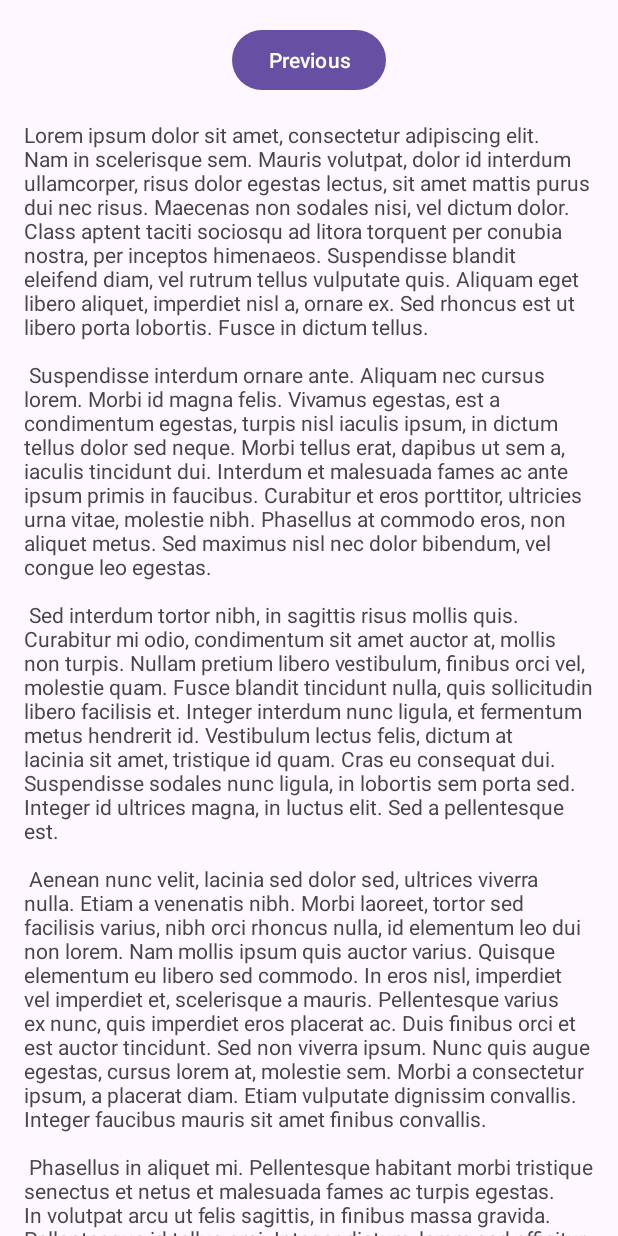
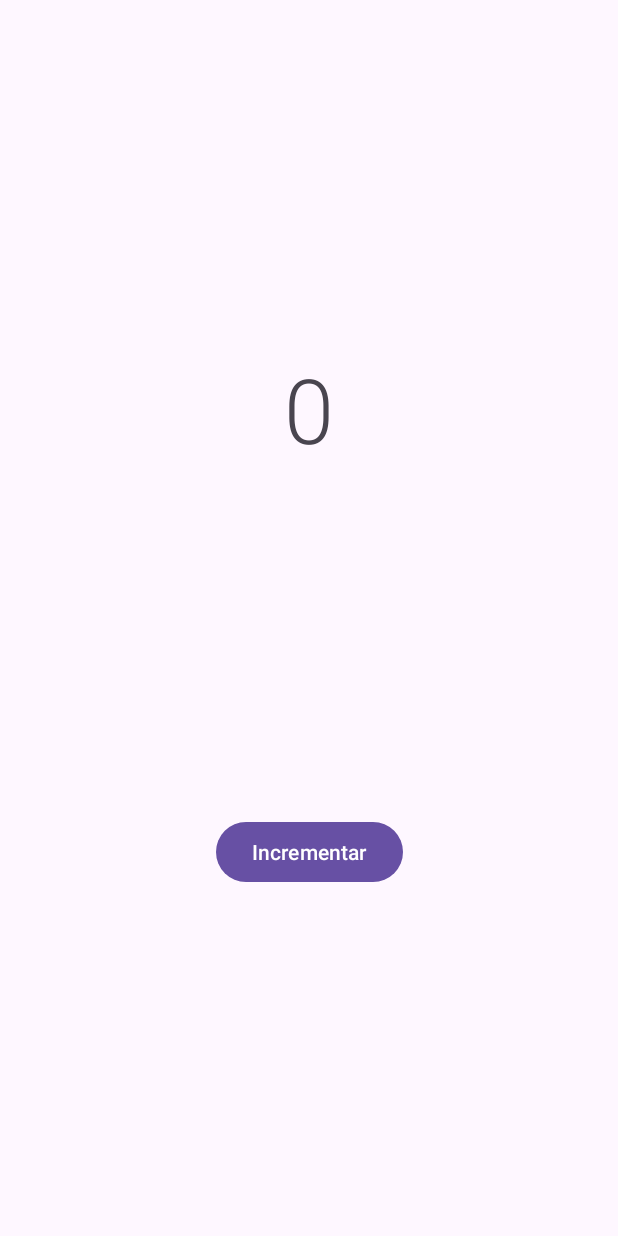
Before and after one commit to rib-bruno/Lifecycle-App, an Android app: the fragment SecondFragment shown on its own in the app's theme, on a phone screen of 412 x 824 dp. Run offline under Robolectric (Android 15) with nearby library versions, the phone set to English and light mode, and no system bars.

Commit message:
implementação live data

```diff
--- a/app/src/main/java/com/example/lifecycleapp/MainViewModel.kt
+++ b/app/src/main/java/com/example/lifecycleapp/MainViewModel.kt
@@ -1,13 +1,37 @@
 package com.example.lifecycleapp
 
+import android.util.Log
+import androidx.lifecycle.LiveData
+import androidx.lifecycle.MutableLiveData
 import androidx.lifecycle.ViewModel
 
 class MainViewModel : ViewModel() {
-   var counter = 0
-      //leitura pública, atribuição privada
-      private set
 
-   fun increment() {
-      counter++
-   }
+    //não precisa mais ser var pq ele não vai sofrer modificação da referência, e sim do value
+    private val _counter = NumberLiveData()
+
+    //tipar ela pra superclasse du mutable
+    val counter: LiveData<Int> = _counter
+    //leitura pública, atribuição privada
+
+
+    fun increment() {
+        //pode ser nulo
+        val number = _counter.value ?: 0
+        _counter.value = number + 1
+    }
 }
+
+//livedata customizado
+class NumberLiveData(initial: Int = 0) : MutableLiveData<Int>(initial) {
+    //inicializado o observe
+    override fun onActive() {
+        super.onActive()
+        Log.d("MainViewModel", "onActive")
+    }
+
+    override fun onInactive() {
+        super.onInactive()
+        Log.d("MainViewModel", "onInactive")
+    }
+}
--- a/app/src/main/java/com/example/lifecycleapp/SecondFragment.kt
+++ b/app/src/main/java/com/example/lifecycleapp/SecondFragment.kt
@@ -5,6 +5,7 @@ import androidx.fragment.app.Fragment
 import android.view.LayoutInflater
 import android.view.View
 import android.view.ViewGroup
+import androidx.fragment.app.viewModels
 import androidx.navigation.fragment.findNavController
 import com.example.lifecycleapp.databinding.FragmentSecondBinding
 
@@ -19,6 +20,9 @@ class SecondFragment : Fragment() {
     // onDestroyView.
     private val binding get() = _binding!!
 
+    private val viewModel by viewModels<MainViewModel> ()
+
+
     override fun onCreateView(
         inflater: LayoutInflater, container: ViewGroup?,
         savedInstanceState: Bundle?
@@ -32,8 +36,16 @@ class SecondFragment : Fragment() {
     override fun onViewCreated(view: View, savedInstanceState: Bundle?) {
         super.onViewCreated(view, savedInstanceState)
 
+        //observar mudanças de valores
+        viewModel.counter.observe(viewLifecycleOwner) {counter ->
+            binding.tvCounter.text = counter.toString()
+
+        }
+
+
         binding.buttonSecond.setOnClickListener {
-            findNavController().navigate(R.id.action_SecondFragment_to_FirstFragment)
+           // findNavController().navigate(R.id.action_SecondFragment_to_FirstFragment)
+            viewModel.increment()
         }
     }
 
--- a/app/src/main/res/layout/fragment_second.xml
+++ b/app/src/main/res/layout/fragment_second.xml
@@ -1,35 +1,31 @@
 <?xml version="1.0" encoding="utf-8"?>
-<androidx.core.widget.NestedScrollView xmlns:android="http://schemas.android.com/apk/res/android"
+<androidx.constraintlayout.widget.ConstraintLayout xmlns:android="http://schemas.android.com/apk/res/android"
     xmlns:app="http://schemas.android.com/apk/res-auto"
     xmlns:tools="http://schemas.android.com/tools"
     android:layout_width="match_parent"
     android:layout_height="match_parent"
     tools:context=".SecondFragment">
 
-    <androidx.constraintlayout.widget.ConstraintLayout
+    <TextView
+        android:id="@+id/tv_counter"
+        style="@style/TextAppearance.MaterialComponents.Headline2"
         android:layout_width="match_parent"
-        android:layout_height="match_parent"
-        android:padding="16dp">
+        android:layout_height="wrap_content"
+        android:gravity="center"
+        app:layout_constraintBottom_toTopOf="@id/button_second"
+        app:layout_constraintEnd_toEndOf="parent"
+        app:layout_constraintStart_toStartOf="parent"
+        app:layout_constraintTop_toTopOf="parent"
+        tools:text="100" />
 
     <Button
         android:id="@+id/button_second"
         android:layout_width="wrap_content"
         android:layout_height="wrap_content"
-            android:text="@string/previous"
-            app:layout_constraintBottom_toTopOf="@id/textview_second"
-            app:layout_constraintEnd_toEndOf="parent"
-            app:layout_constraintStart_toStartOf="parent"
-            app:layout_constraintTop_toTopOf="parent" />
-
-        <TextView
-            android:id="@+id/textview_second"
-            android:layout_width="wrap_content"
-            android:layout_height="wrap_content"
-            android:layout_marginTop="16dp"
-            android:text="@string/lorem_ipsum"
+        android:text="@string/incrementar"
         app:layout_constraintBottom_toBottomOf="parent"
         app:layout_constraintEnd_toEndOf="parent"
         app:layout_constraintStart_toStartOf="parent"
-            app:layout_constraintTop_toBottomOf="@id/button_second" />
+        app:layout_constraintTop_toBottomOf="@id/tv_counter" />
+
 </androidx.constraintlayout.widget.ConstraintLayout>
-</androidx.core.widget.NestedScrollView>
--- a/app/src/main/res/values/strings.xml
+++ b/app/src/main/res/values/strings.xml
@@ -43,4 +43,5 @@
         libero vel nunc consequat, quis tincidunt nisl eleifend. Cras bibendum enim a justo luctus
         vestibulum. Fusce dictum libero quis erat maximus, vitae volutpat diam dignissim.
     </string>
+    <string name="incrementar">Incrementar</string>
 </resources>
```
Also changed, not shown: app/src/main/java/com/example/lifecycleapp/MainActivity.kt (+8 -7 lines), app/src/main/res/layout/activity_main.xml (+1 -7 lines). Lines whose indentation alone changed are shown as unchanged.
